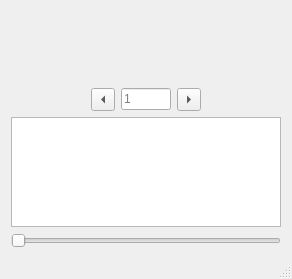
Qt form mosaicgui/ui/fiteventsview.ui (usnistgov/mosaic) before a commit.
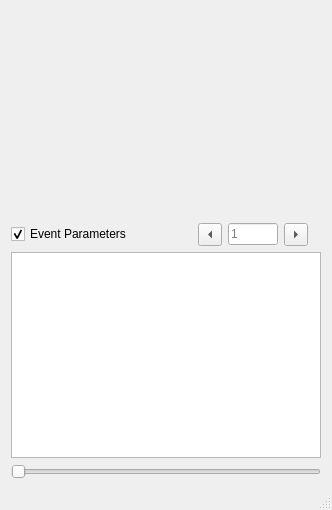
The same form after that commit. Custom widgets are drawn as their Qt base class.

Commit message: Added an option to hide event parameters in fiteventviewer.

What changed in the file:
```diff
--- a/mosaicgui/ui/fiteventsview.ui
+++ b/mosaicgui/ui/fiteventsview.ui
@@ -6,14 +6,20 @@
    <rect>
     <x>0</x>
     <y>0</y>
-    <width>292</width>
-    <height>279</height>
+    <width>332</width>
+    <height>510</height>
    </rect>
   </property>
+  <property name="sizePolicy">
+   <sizepolicy hsizetype="Preferred" vsizetype="MinimumExpanding">
+    <horstretch>0</horstretch>
+    <verstretch>0</verstretch>
+   </sizepolicy>
+  </property>
   <property name="minimumSize">
    <size>
     <width>200</width>
-    <height>250</height>
+    <height>350</height>
    </size>
   </property>
   <property name="windowTitle">
@@ -34,7 +40,7 @@
      <property name="minimumSize">
       <size>
        <width>0</width>
-       <height>0</height>
+       <height>200</height>
       </size>
      </property>
      <property name="focusPolicy">
@@ -45,7 +51,17 @@
    <item>
     <layout class="QHBoxLayout" name="horizontalLayout">
      <item>
-      <spacer name="horizontalSpacer">
+      <widget class="QCheckBox" name="eventParamsCheckBox">
+       <property name="text">
+        <string>Event Parameters</string>
+       </property>
+       <property name="checked">
+        <bool>true</bool>
+       </property>
+      </widget>
+     </item>
+     <item>
+      <spacer name="horizontalSpacer_2">
        <property name="orientation">
         <enum>Qt::Horizontal</enum>
        </property>
@@ -131,33 +147,26 @@
        </property>
       </widget>
      </item>
-     <item>
-      <spacer name="horizontalSpacer_2">
-       <property name="orientation">
-        <enum>Qt::Horizontal</enum>
-       </property>
-       <property name="sizeHint" stdset="0">
-        <size>
-         <width>40</width>
-         <height>20</height>
-        </size>
-       </property>
-      </spacer>
-     </item>
     </layout>
    </item>
    <item>
     <widget class="QTableView" name="fitStatesTableView">
      <property name="sizePolicy">
-      <sizepolicy hsizetype="Expanding" vsizetype="Fixed">
+      <sizepolicy hsizetype="Expanding" vsizetype="MinimumExpanding">
        <horstretch>0</horstretch>
        <verstretch>0</verstretch>
       </sizepolicy>
      </property>
+     <property name="minimumSize">
+      <size>
+       <width>0</width>
+       <height>110</height>
+      </size>
+     </property>
      <property name="maximumSize">
       <size>
        <width>16777215</width>
-       <height>110</height>
+       <height>1000</height>
       </size>
      </property>
      <property name="alternatingRowColors">
```
Left out of the diff: 19 changed lines with no effect on the pictures. The commit also changes 1 other file.
